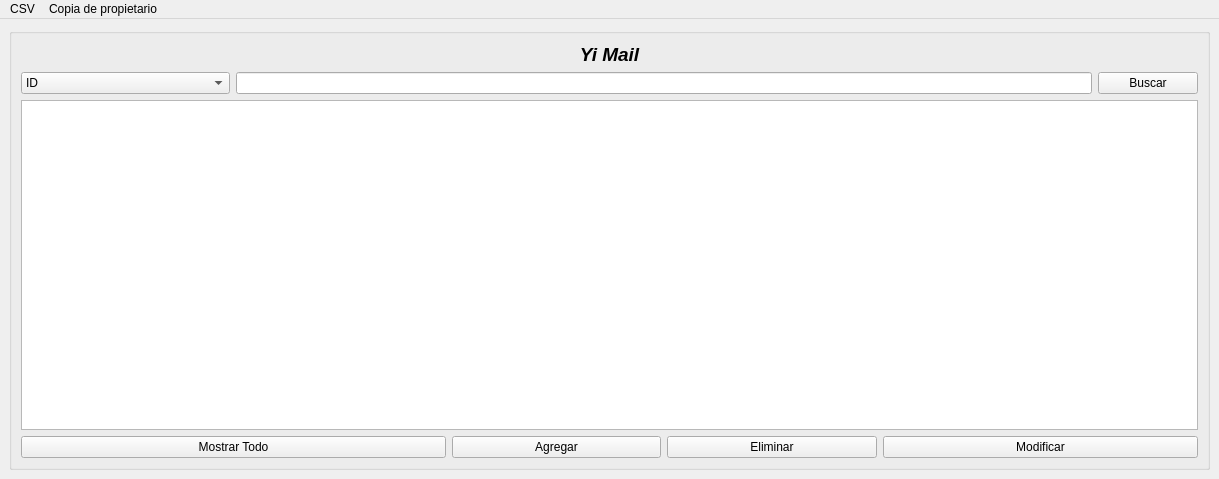
Qt form mainwindow.ui (roblescristian4722/lector_correo) before a commit.
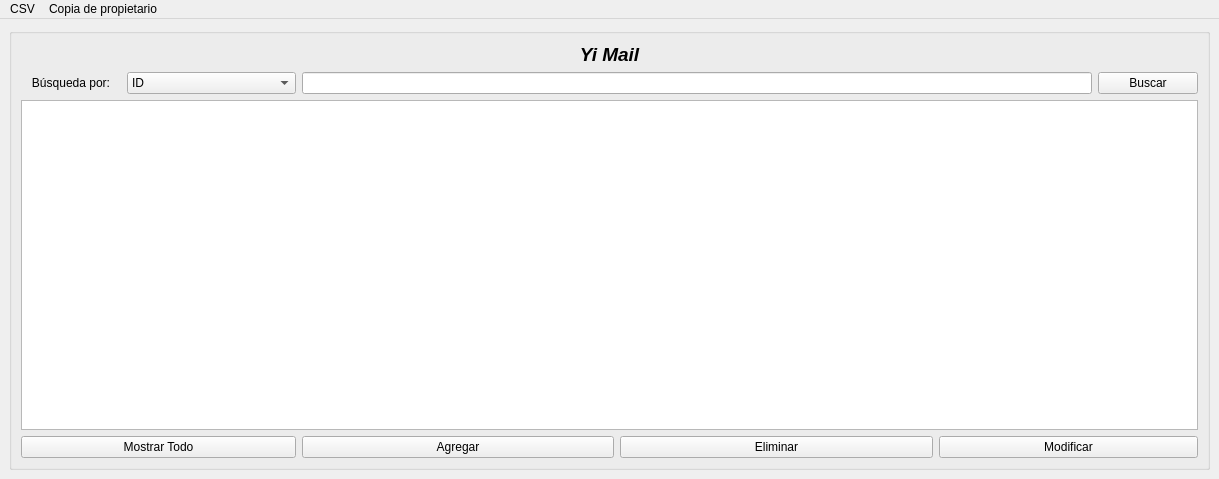
The same form after that commit.

Patch:
```diff
--- a/mainwindow.ui
+++ b/mainwindow.ui
@@ -21,7 +21,36 @@
        <string/>
       </property>
       <layout class="QGridLayout" name="gridLayout_2">
+       <item row="8" column="0" colspan="2">
+        <widget class="QPushButton" name="mostrarTodo">
+         <property name="sizePolicy">
+          <sizepolicy hsizetype="Minimum" vsizetype="Preferred">
+           <horstretch>0</horstretch>
+           <verstretch>0</verstretch>
+          </sizepolicy>
+         </property>
+         <property name="text">
+          <string>Mostrar Todo</string>
+         </property>
+        </widget>
+       </item>
        <item row="1" column="0">
+        <widget class="QLabel" name="busquedaL">
+         <property name="maximumSize">
+          <size>
+           <width>100</width>
+           <height>16777215</height>
+          </size>
+         </property>
+         <property name="text">
+          <string>Búsqueda por:</string>
+         </property>
+         <property name="alignment">
+          <set>Qt::AlignCenter</set>
+         </property>
+        </widget>
+       </item>
+       <item row="1" column="1">
         <widget class="QComboBox" name="opcCB">
          <item>
           <property name="text">
@@ -53,9 +82,56 @@
            <string>destinatario (indices sec.)</string>
           </property>
          </item>
+         <item>
+          <property name="text">
+           <string>ID (indices paginados)</string>
+          </property>
+         </item>
         </widget>
        </item>
-       <item row="1" column="5">
+       <item row="8" column="6" colspan="2">
+        <widget class="QPushButton" name="modificar">
+         <property name="sizePolicy">
+          <sizepolicy hsizetype="Preferred" vsizetype="Preferred">
+           <horstretch>0</horstretch>
+           <verstretch>1</verstretch>
+          </sizepolicy>
+         </property>
+         <property name="text">
+          <string>Modificar</string>
+         </property>
+        </widget>
+       </item>
+       <item row="8" column="4" colspan="2">
+        <widget class="QPushButton" name="eliminar">
+         <property name="sizePolicy">
+          <sizepolicy hsizetype="Minimum" vsizetype="Preferred">
+           <horstretch>0</horstretch>
+           <verstretch>1</verstretch>
+          </sizepolicy>
+         </property>
+         <property name="text">
+          <string>Eliminar</string>
+         </property>
+        </widget>
+       </item>
+       <item row="8" column="2" colspan="2">
+        <widget class="QPushButton" name="agregar">
+         <property name="sizePolicy">
+          <sizepolicy hsizetype="Minimum" vsizetype="Preferred">
+           <horstretch>0</horstretch>
+           <verstretch>1</verstretch>
+          </sizepolicy>
+         </property>
+         <property name="text">
+          <string>Agregar</string>
+         </property>
+        </widget>
+       </item>
+       <item row="1" column="2" colspan="5">
+        <widget class="QLineEdit" name="barraRemLE"/>
+       </item>
+       <item row="1" column="7">
         <widget class="QPushButton" name="buscarPB">
          <property name="maximumSize">
           <size>
@@ -68,7 +144,7 @@
          </property>
         </widget>
        </item>
-       <item row="3" column="0" rowspan="4" colspan="6">
+       <item row="3" column="0" rowspan="4" colspan="8">
         <widget class="QTableWidget" name="bandejaTabla">
          <property name="sizePolicy">
           <sizepolicy hsizetype="Expanding" vsizetype="Expanding">
@@ -126,7 +202,7 @@
          </attribute>
         </widget>
        </item>
-       <item row="0" column="0" colspan="6">
+       <item row="0" column="0" colspan="8">
         <widget class="QLabel" name="titulo">
          <property name="font">
           <font>
@@ -145,61 +221,6 @@
          </property>
         </widget>
        </item>
-       <item row="8" column="0" colspan="2">
-        <widget class="QPushButton" name="mostrarTodo">
-         <property name="sizePolicy">
-          <sizepolicy hsizetype="Minimum" vsizetype="Preferred">
-           <horstretch>0</horstretch>
-           <verstretch>0</verstretch>
-          </sizepolicy>
-         </property>
-         <property name="text">
-          <string>Mostrar Todo</string>
-         </property>
-        </widget>
-       </item>
-       <item row="8" column="2">
-        <widget class="QPushButton" name="agregar">
-         <property name="sizePolicy">
-          <sizepolicy hsizetype="Minimum" vsizetype="Preferred">
-           <horstretch>0</horstretch>
-           <verstretch>1</verstretch>
-          </sizepolicy>
-         </property>
-         <property name="text">
-          <string>Agregar</string>
-         </property>
-        </widget>
-       </item>
-       <item row="8" column="3">
-        <widget class="QPushButton" name="eliminar">
-         <property name="sizePolicy">
-          <sizepolicy hsizetype="Minimum" vsizetype="Preferred">
-           <horstretch>0</horstretch>
-           <verstretch>1</verstretch>
-          </sizepolicy>
-         </property>
-         <property name="text">
-          <string>Eliminar</string>
-         </property>
-        </widget>
-       </item>
-       <item row="8" column="4" colspan="2">
-        <widget class="QPushButton" name="modificar">
-         <property name="sizePolicy">
-          <sizepolicy hsizetype="Preferred" vsizetype="Preferred">
-           <horstretch>0</horstretch>
-           <verstretch>1</verstretch>
-          </sizepolicy>
-         </property>
-         <property name="text">
-          <string>Modificar</string>
-         </property>
-        </widget>
-       </item>
-       <item row="1" column="1" colspan="4">
-        <widget class="QLineEdit" name="barraRemLE"/>
-       </item>
       </layout>
      </widget>
     </item>
@@ -211,7 +232,7 @@
      <x>0</x>
      <y>0</y>
      <width>1219</width>
-     <height>27</height>
+     <height>24</height>
     </rect>
    </property>
    <widget class="QMenu" name="menuCSV">
```
Left out of the diff: 2 changed lines with no effect on the pictures.
